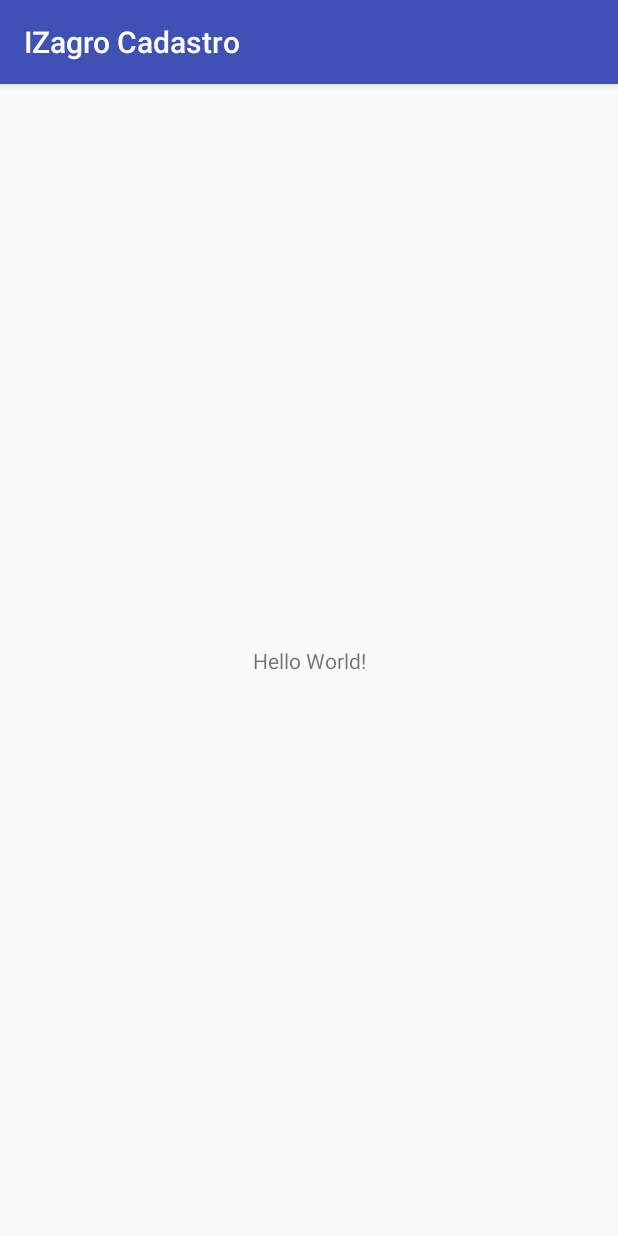
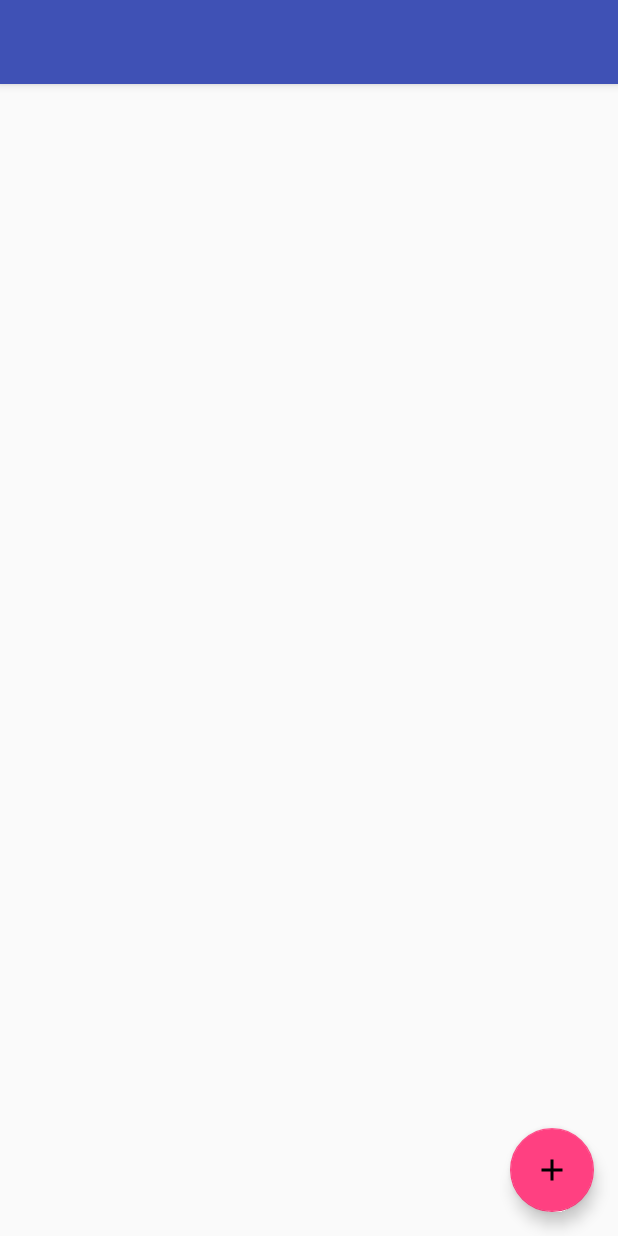
Before and after one commit to allefsousa/IZagro, an Android app: the screen it shows after launch (MainActivity before the commit, ExibeUsuarioActivity after it), on a phone screen of 412 x 824 dp. Run offline under Robolectric (Android 15) with nearby library versions, the phone set to English and light mode, and no system bars; our stand-ins replace ButterKnife.

Commit message:
Implementação do Layout da tela de cadastro

```diff
--- /dev/null
+++ b/app/src/main/java/br/com/developer/allefsousa/izagrocadastro/ExibeUsuarioActivity.java
@@ -0,0 +1,32 @@
+package br.com.developer.allefsousa.izagrocadastro;
+
+import android.content.Intent;
+import android.os.Bundle;
+import android.support.design.widget.FloatingActionButton;
+import android.support.v7.app.AppCompatActivity;
+import android.support.v7.widget.Toolbar;
+
+import br.com.developer.allefsousa.izagrocadastro.taskCrudUsuario.CrudUsuarioView;
+import butterknife.BindView;
+import butterknife.ButterKnife;
+
+public class ExibeUsuarioActivity extends AppCompatActivity {
+
+    @BindView(R.id.fabAdd)
+    FloatingActionButton fabAddUsuario;
+    @BindView(R.id.toolbar)
+    Toolbar toolbar;
+
+    @Override
+    protected void onCreate(Bundle savedInstanceState) {
+        super.onCreate(savedInstanceState);
+        setContentView(R.layout.activity_exibe_usuario);
+        setSupportActionBar(toolbar);
+        ButterKnife.bind(this);
+
+        fabAddUsuario.setOnClickListener(View -> startActivity(new Intent(ExibeUsuarioActivity.this, CrudUsuarioView.class)));
+
+
+    }
+
+}
--- a/app/src/main/java/br/com/developer/allefsousa/izagrocadastro/taskCrudUsuario/CrudUsuarioContract.java
+++ b/app/src/main/java/br/com/developer/allefsousa/izagrocadastro/taskCrudUsuario/CrudUsuarioContract.java
@@ -18,9 +18,11 @@ public interface CrudUsuarioContract {
 
         void usuarioDeletado();
 
-        void UsuarioAdicionado();
+        void UsuarioAdicionado(Long id);
 
         void FalhaAoAdicionar();
+
+        void Limpar();
     }
 
     interface presenter {
--- a/app/src/main/java/br/com/developer/allefsousa/izagrocadastro/taskCrudUsuario/CrudUsuarioPresenter.java
+++ b/app/src/main/java/br/com/developer/allefsousa/izagrocadastro/taskCrudUsuario/CrudUsuarioPresenter.java
@@ -1,10 +1,6 @@
 package br.com.developer.allefsousa.izagrocadastro.taskCrudUsuario;
 
-import android.content.ContentValues;
 import android.content.Context;
-import android.database.sqlite.SQLiteDatabase;
-import android.provider.ContactsContract;
-import android.support.annotation.NonNull;
 
 import br.com.developer.allefsousa.izagrocadastro.data.Usuario;
 import br.com.developer.allefsousa.izagrocadastro.data.source.local.DatabaseHelper;
@@ -15,9 +11,9 @@ import br.com.developer.allefsousa.izagrocadastro.data.source.local.DatabaseHelp
 
 public class CrudUsuarioPresenter implements CrudUsuarioContract.presenter {
 
+    private DatabaseHelper db;
     private CrudUsuarioContract.view Mview;
     private Context context;
-    DatabaseHelper db;
 
     public CrudUsuarioPresenter(CrudUsuarioContract.view mview, Context context) {
         Mview = mview;
@@ -26,13 +22,13 @@ public class CrudUsuarioPresenter implements CrudUsuarioContract.presenter {
     }
 
 
-
     @Override
     public void postUsuario(Usuario usuario) {
         Long id = db.postUsuario(usuario);
-        if (id != 0){
-            Mview.UsuarioAdicionado();
-        }else {
+        if (id != 0) {
+            Mview.UsuarioAdicionado(id);
+            Mview.Limpar();
+        } else {
             Mview.FalhaAoAdicionar();
         }
 
--- a/app/src/main/java/br/com/developer/allefsousa/izagrocadastro/taskCrudUsuario/MainActivity.java
+++ /dev/null
@@ -1,52 +0,0 @@
-package br.com.developer.allefsousa.izagrocadastro.taskCrudUsuario;
-
-import android.support.v7.app.AppCompatActivity;
-import android.os.Bundle;
-import android.widget.Toast;
-
-import br.com.developer.allefsousa.izagrocadastro.R;
-import br.com.developer.allefsousa.izagrocadastro.data.Usuario;
-
-public class MainActivity extends AppCompatActivity implements CrudUsuarioContract.view {
-
-    private CrudUsuarioContract.presenter Mpresenter;
-    @Override
-    protected void onCreate(Bundle savedInstanceState) {
-        super.onCreate(savedInstanceState);
-        setContentView(R.layout.activity_main);
-        Mpresenter = new CrudUsuarioPresenter(this,this);
-        Usuario usuario = new Usuario("Allef","sousa","Allefsousa_1@hotmail.com","26011994");
-        Mpresenter.postUsuario(usuario);
-
-    }
-
-    @Override
-    public void usuarioInvalidoVazio() {
-
-    }
-
-    @Override
-    public void usuarioAdicionado() {
-
-    }
-
-    @Override
-    public void usuarioAtualizado() {
-
-    }
-
-    @Override
-    public void usuarioDeletado() {
-
-    }
-
-    @Override
-    public void UsuarioAdicionado() {
-        Toast.makeText(this, "Usuario Adicionado !!!!", Toast.LENGTH_LONG).show();
-    }
-
-    @Override
-    public void FalhaAoAdicionar() {
-        Toast.makeText(this, "Falhooooou", Toast.LENGTH_LONG).show();
-    }
-}
--- /dev/null
+++ b/app/src/main/res/drawable/ic_add_black_24dp.xml
@@ -0,0 +1,9 @@
+<vector xmlns:android="http://schemas.android.com/apk/res/android"
+        android:width="24dp"
+        android:height="24dp"
+        android:viewportWidth="24.0"
+        android:viewportHeight="24.0">
+    <path
+        android:fillColor="#FF000000"
+        android:pathData="M19,13h-6v6h-2v-6H5v-2h6V5h2v6h6v2z"/>
+</vector>
--- /dev/null
+++ b/app/src/main/res/layout/activity_exibe_usuario.xml
@@ -0,0 +1,33 @@
+<?xml version="1.0" encoding="utf-8"?>
+<android.support.design.widget.CoordinatorLayout xmlns:android="http://schemas.android.com/apk/res/android"
+    xmlns:app="http://schemas.android.com/apk/res-auto"
+    xmlns:tools="http://schemas.android.com/tools"
+    android:layout_width="match_parent"
+    android:layout_height="match_parent"
+    tools:context="br.com.developer.allefsousa.izagrocadastro.ExibeUsuarioActivity">
+
+    <android.support.design.widget.AppBarLayout
+        android:layout_width="match_parent"
+        android:layout_height="wrap_content"
+        android:theme="@style/AppTheme.AppBarOverlay">
+
+        <android.support.v7.widget.Toolbar
+            android:id="@+id/toolbar"
+            android:layout_width="match_parent"
+            android:layout_height="?attr/actionBarSize"
+            android:background="?attr/colorPrimary"
+            app:popupTheme="@style/AppTheme.PopupOverlay" />
+
+    </android.support.design.widget.AppBarLayout>
+
+    <include layout="@layout/content_exibe_usuario" />
+
+    <android.support.design.widget.FloatingActionButton
+        android:id="@+id/fabAdd"
+        android:layout_width="wrap_content"
+        android:layout_height="wrap_content"
+        android:layout_gravity="bottom|end"
+        android:layout_margin="@dimen/fab_margin"
+        android:src="@drawable/ic_add_black_24dp" />
+
+</android.support.design.widget.CoordinatorLayout>
--- /dev/null
+++ b/app/src/main/res/layout/content_exibe_usuario.xml
@@ -0,0 +1,11 @@
+<?xml version="1.0" encoding="utf-8"?>
+<android.support.constraint.ConstraintLayout xmlns:android="http://schemas.android.com/apk/res/android"
+    xmlns:app="http://schemas.android.com/apk/res-auto"
+    xmlns:tools="http://schemas.android.com/tools"
+    android:layout_width="match_parent"
+    android:layout_height="match_parent"
+    app:layout_behavior="@string/appbar_scrolling_view_behavior"
+    tools:context="br.com.developer.allefsousa.izagrocadastro.ExibeUsuarioActivity"
+    tools:showIn="@layout/activity_exibe_usuario">
+
+</android.support.constraint.ConstraintLayout>
--- /dev/null
+++ b/app/src/main/res/values/dimens.xml
@@ -0,0 +1,3 @@
+<resources>
+    <dimen name="fab_margin">16dp</dimen>
+</resources>
--- a/app/src/main/res/values/strings.xml
+++ b/app/src/main/res/values/strings.xml
@@ -1,3 +1,9 @@
 <resources>
     <string name="app_name">IZagro Cadastro</string>
+    <string name="title_activity_exibe_usuario">ExibeUsuarioActivity</string>
+    <string name="btnadicionar">Adicionar</string>
+    <string name="hintdata_nasc">Data Nascimento*</string>
+    <string name="hint_email">E-mail*</string>
+    <string name="hint_sobrenome">Sobrenome*</string>
+    <string name="hint_nome">Nome*</string>
 </resources>
--- a/app/src/main/res/values/styles.xml
+++ b/app/src/main/res/values/styles.xml
@@ -8,4 +8,13 @@
         <item name="colorAccent">@color/colorAccent</item>
     </style>
 
+    <style name="AppTheme.NoActionBar">
+        <item name="windowActionBar">false</item>
+        <item name="windowNoTitle">true</item>
+    </style>
+
+    <style name="AppTheme.AppBarOverlay" parent="ThemeOverlay.AppCompat.Dark.ActionBar" />
+
+    <style name="AppTheme.PopupOverlay" parent="ThemeOverlay.AppCompat.Light" />
+
 </resources>
--- a/build.gradle
+++ b/build.gradle
@@ -32,6 +32,7 @@ ext{
     butterKnifeVersion = "8.8.1"
     materialRipleVersion = "1.0.2"
     constraintlayoutVersion = "1.1.2"
+    SweetAlertVersion = "1.5.5"
 }
 
 task clean(type: Delete) {
```
Also changed, not shown: app/build.gradle (+22 -14 lines), app/src/main/AndroidManifest.xml (+7 -1 lines), app/src/main/java/br/com/developer/allefsousa/izagrocadastro/data/source/local/DatabaseHelper.java (+14 -13 lines), app/src/main/java/br/com/developer/allefsousa/izagrocadastro/taskCrudUsuario/CrudUsuarioAdapter.java (deleted, +0 -47 lines), app/src/main/java/br/com/developer/allefsousa/izagrocadastro/taskCrudUsuario/CrudUsuarioView.java (added, +106 -0 lines), app/src/main/java/br/com/developer/allefsousa/izagrocadastro/utils/Mask.java (added, +56 -0 lines), app/src/main/res/layout/activity_main.xml (+98 -8 lines).
